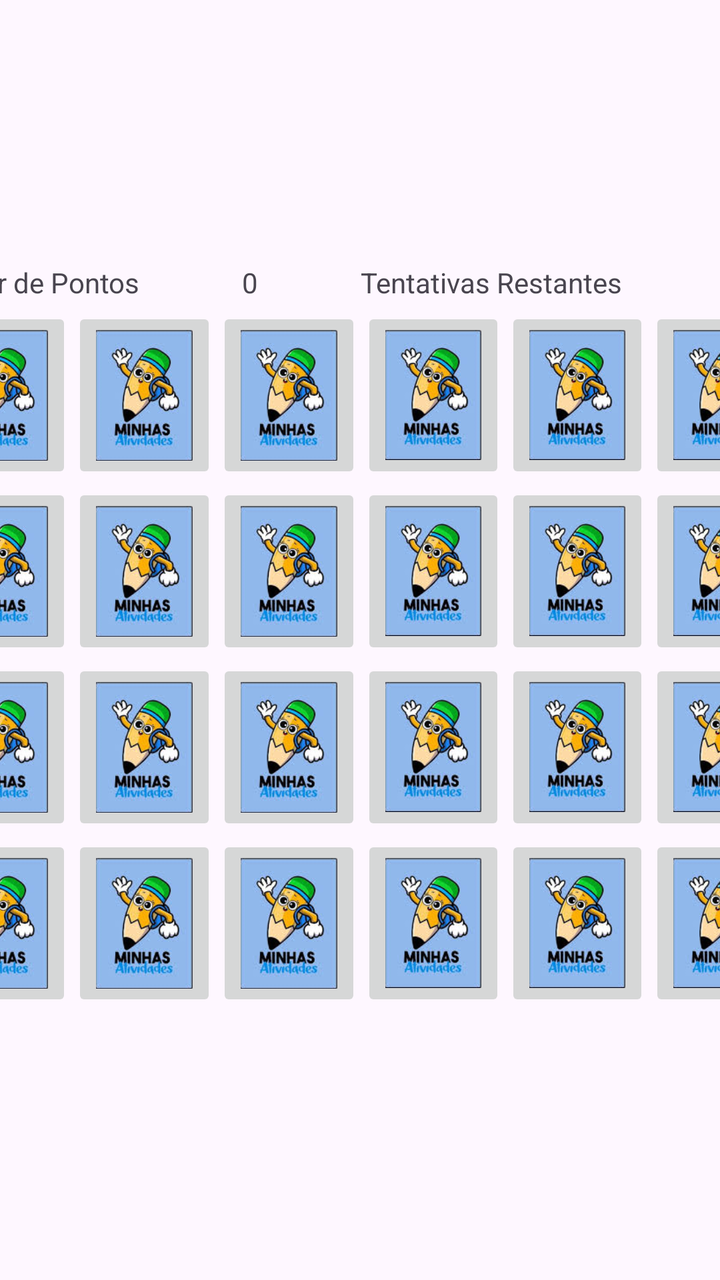
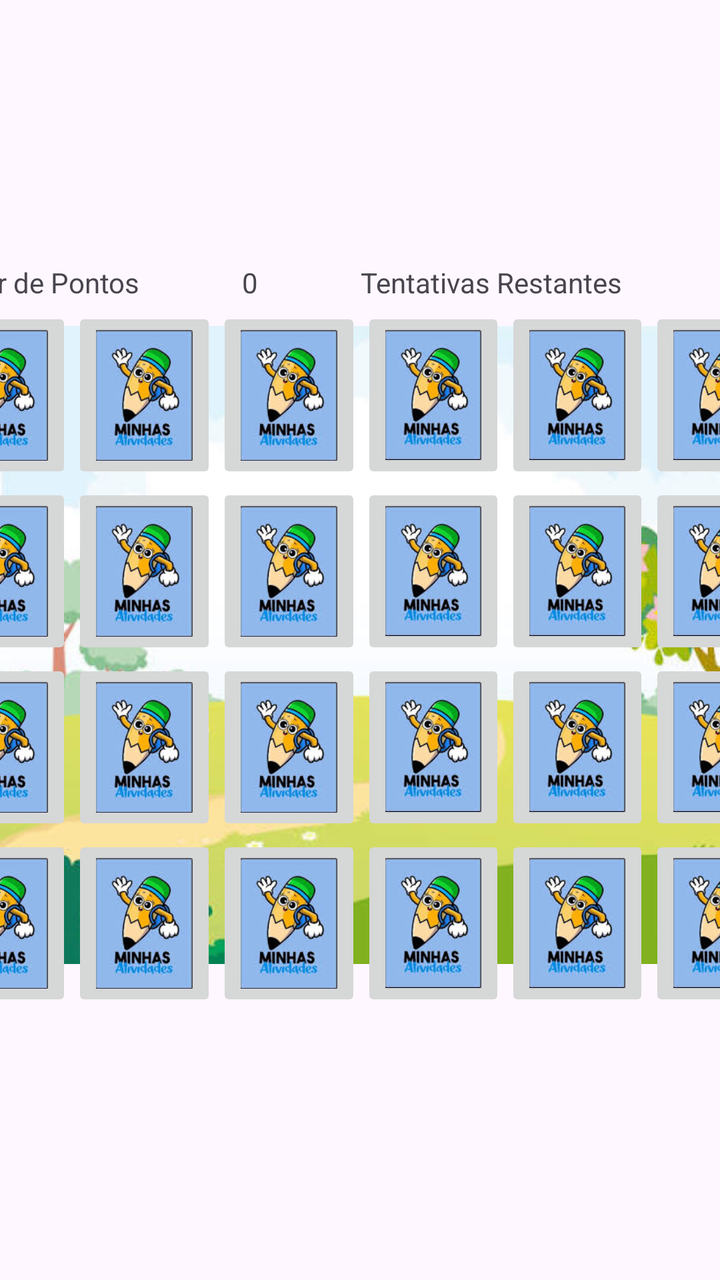

The first picture is an Android layout as it rendered before a commit; the second is the same layout after the commit. The layout source and the unified diff follow.
<!-- AndroidManifest.xml: application theme Theme.Atividade_bimestral -->
<!-- res/layout/activity_tela_de_jogo.xml -->
<?xml version="1.0" encoding="utf-8"?>
<androidx.constraintlayout.widget.ConstraintLayout xmlns:android="http://schemas.android.com/apk/res/android"
    xmlns:app="http://schemas.android.com/apk/res-auto"
    xmlns:tools="http://schemas.android.com/tools"
    android:id="@+id/main"
    android:layout_width="match_parent"
    android:layout_height="match_parent"
    tools:context=".tela_de_jogo">

    <FrameLayout
        android:layout_width="match_parent"
        android:layout_height="match_parent">

        <LinearLayout
            android:layout_width="433dp"
            android:layout_height="376dp"
            android:layout_gravity="center"
            android:gravity="center"
            android:orientation="vertical">

            <LinearLayout
                android:layout_width="match_parent"
                android:layout_height="19dp"
                android:orientation="horizontal"
                app:layout_constraintEnd_toEndOf="parent"
                app:layout_constraintStart_toStartOf="parent">

                <LinearLayout
                    android:layout_width="match_parent"
                    android:layout_height="match_parent"
                    android:layout_weight="1"
                    android:orientation="horizontal">

                    <TextView
                        android:id="@+id/textView3"
                        android:layout_width="wrap_content"
                        android:layout_height="wrap_content"
                        android:layout_weight="1"
                        android:text="Placar de Pontos" />

                    <TextView
                        android:id="@+id/textView9"
                        android:layout_width="wrap_content"
                        android:layout_height="wrap_content"
                        android:layout_weight="1"
                        android:text="0" />
                </LinearLayout>

                <LinearLayout
                    android:layout_width="match_parent"
                    android:layout_height="match_parent"
                    android:layout_weight="1"
                    android:orientation="horizontal">

                    <TextView
                        android:id="@+id/textView4"
                        android:layout_width="wrap_content"
                        android:layout_height="wrap_content"
                        android:layout_weight="1"
                        android:text="Tentativas Restantes" />

                    <TextView
                        android:id="@+id/textView10"
                        android:layout_width="wrap_content"
                        android:layout_height="wrap_content"
                        android:layout_weight="1"
                        android:text="0"
                        android:textAlignment="textEnd" />
                </LinearLayout>
            </LinearLayout>

            <LinearLayout
                android:layout_width="433dp"
                android:layout_height="358dp"
                android:layout_gravity="center"
                android:gravity="center"
                android:orientation="vertical">

                <LinearLayout
                    android:layout_width="match_parent"
                    android:layout_height="88dp"
                    android:orientation="horizontal">

                    <ImageButton
                        android:id="@+id/imageButton1"
                        android:layout_width="wrap_content"
                        android:layout_height="wrap_content"
                        android:layout_weight="1"
                        android:scaleType="centerInside"
                        app:srcCompat="@drawable/cartadecosta" />

                    <ImageButton
                        android:id="@+id/imageButton2"
                        android:layout_width="wrap_content"
                        android:layout_height="wrap_content"
                        android:layout_weight="1"
                        android:scaleType="centerInside"
                        app:srcCompat="@drawable/cartadecosta" />

                    <ImageButton
                        android:id="@+id/imageButton3"
                        android:layout_width="wrap_content"
                        android:layout_height="wrap_content"
                        android:layout_weight="1"
                        android:scaleType="centerInside"
                        app:srcCompat="@drawable/cartadecosta" />

                    <ImageButton
                        android:id="@+id/imageButton4"
                        android:layout_width="wrap_content"
                        android:layout_height="wrap_content"
                        android:layout_weight="1"
                        android:scaleType="centerInside"
                        app:srcCompat="@drawable/cartadecosta" />

                    <ImageButton
                        android:id="@+id/imageButton5"
                        android:layout_width="wrap_content"
                        android:layout_height="wrap_content"
                        android:layout_weight="1"
                        android:scaleType="centerInside"
                        app:srcCompat="@drawable/cartadecosta" />

                    <ImageButton
                        android:id="@+id/imageButton6"
                        android:layout_width="wrap_content"
                        android:layout_height="wrap_content"
                        android:layout_weight="1"
                        android:scaleType="centerInside"
                        app:srcCompat="@drawable/cartadecosta" />
                </LinearLayout>

                <LinearLayout
                    android:layout_width="match_parent"
                    android:layout_height="88dp"
                    android:orientation="horizontal">

                    <ImageButton
                        android:id="@+id/imageButton13"
                        android:layout_width="wrap_content"
                        android:layout_height="wrap_content"
                        android:layout_weight="1"
                        android:scaleType="centerInside"
                        app:srcCompat="@drawable/cartadecosta" />

                    <ImageButton
                        android:id="@+id/imageButton14"
                        android:layout_width="wrap_content"
                        android:layout_height="wrap_content"
                        android:layout_weight="1"
                        android:scaleType="centerInside"
                        app:srcCompat="@drawable/cartadecosta" />

                    <ImageButton
                        android:id="@+id/imageButton15"
                        android:layout_width="wrap_content"
                        android:layout_height="wrap_content"
                        android:layout_weight="1"
                        android:scaleType="centerInside"
                        app:srcCompat="@drawable/cartadecosta" />

                    <ImageButton
                        android:id="@+id/imageButton16"
                        android:layout_width="wrap_content"
                        android:layout_height="wrap_content"
                        android:layout_weight="1"
                        android:scaleType="centerInside"
                        app:srcCompat="@drawable/cartadecosta" />

                    <ImageButton
                        android:id="@+id/imageButton17"
                        android:layout_width="wrap_content"
                        android:layout_height="wrap_content"
                        android:layout_weight="1"
                        android:scaleType="centerInside"
                        app:srcCompat="@drawable/cartadecosta" />

                    <ImageButton
                        android:id="@+id/imageButton18"
                        android:layout_width="wrap_content"
                        android:layout_height="wrap_content"
                        android:layout_weight="1"
                        android:scaleType="centerInside"
                        app:srcCompat="@drawable/cartadecosta" />
                </LinearLayout>

                <LinearLayout
                    android:layout_width="match_parent"
                    android:layout_height="88dp"
                    android:orientation="horizontal">

                    <ImageButton
                        android:id="@+id/imageButton19"
                        android:layout_width="wrap_content"
                        android:layout_height="wrap_content"
                        android:layout_weight="1"
                        android:scaleType="centerInside"
                        app:srcCompat="@drawable/cartadecosta" />

                    <ImageButton
                        android:id="@+id/imageButton20"
                        android:layout_width="wrap_content"
                        android:layout_height="wrap_content"
                        android:layout_weight="1"
                        android:scaleType="centerInside"
                        app:srcCompat="@drawable/cartadecosta" />

                    <ImageButton
                        android:id="@+id/imageButton21"
                        android:layout_width="wrap_content"
                        android:layout_height="wrap_content"
                        android:layout_weight="1"
                        android:scaleType="centerInside"
                        app:srcCompat="@drawable/cartadecosta" />

                    <ImageButton
                        android:id="@+id/imageButton22"
                        android:layout_width="wrap_content"
                        android:layout_height="wrap_content"
                        android:layout_weight="1"
                        android:scaleType="centerInside"
                        app:srcCompat="@drawable/cartadecosta" />

                    <ImageButton
                        android:id="@+id/imageButton23"
                        android:layout_width="wrap_content"
                        android:layout_height="wrap_content"
                        android:layout_weight="1"
                        android:scaleType="centerInside"
                        app:srcCompat="@drawable/cartadecosta" />

                    <ImageButton
                        android:id="@+id/imageButton24"
                        android:layout_width="wrap_content"
                        android:layout_height="wrap_content"
                        android:layout_weight="1"
                        android:scaleType="centerInside"
                        app:srcCompat="@drawable/cartadecosta" />
                </LinearLayout>

                <LinearLayout
                    android:layout_width="match_parent"
                    android:layout_height="88dp"
                    android:orientation="horizontal">

                    <ImageButton
                        android:id="@+id/imageButton25"
                        android:layout_width="wrap_content"
                        android:layout_height="wrap_content"
                        android:layout_weight="1"
                        android:scaleType="centerInside"
                        app:srcCompat="@drawable/cartadecosta" />

                    <ImageButton
                        android:id="@+id/imageButton26"
                        android:layout_width="wrap_content"
                        android:layout_height="wrap_content"
                        android:layout_weight="1"
                        android:scaleType="centerInside"
                        app:srcCompat="@drawable/cartadecosta" />

                    <ImageButton
                        android:id="@+id/imageButton27"
                        android:layout_width="wrap_content"
                        android:layout_height="wrap_content"
                        android:layout_weight="1"
                        android:scaleType="centerInside"
                        app:srcCompat="@drawable/cartadecosta" />

                    <ImageButton
                        android:id="@+id/imageButton28"
                        android:layout_width="wrap_content"
                        android:layout_height="wrap_content"
                        android:layout_weight="1"
                        android:scaleType="centerInside"
                        app:srcCompat="@drawable/cartadecosta" />

                    <ImageButton
                        android:id="@+id/imageButton29"
                        android:layout_width="wrap_content"
                        android:layout_height="wrap_content"
                        android:layout_weight="1"
                        android:scaleType="centerInside"
                        app:srcCompat="@drawable/cartadecosta" />

                    <ImageButton
                        android:id="@+id/imageButton30"
                        android:layout_width="wrap_content"
                        android:layout_height="wrap_content"
                        android:layout_weight="1"
                        android:scaleType="centerInside"
                        app:srcCompat="@drawable/cartadecosta" />
                </LinearLayout>
            </LinearLayout>

        </LinearLayout>

    </FrameLayout>

</androidx.constraintlayout.widget.ConstraintLayout>
<!-- resources referenced by this layout -->
<resources>
  <!-- drawable cartadecosta: png bitmap (drawable, 27552 bytes) -->
  <style name="Theme.Atividade_bimestral" parent="Base.Theme.Atividade_bimestral" />
  <style name="Base.Theme.Atividade_bimestral" parent="Theme.Material3.DayNight.NoActionBar">
          
          
      </style>
</resources>

<!-- the commit's change to res/layout/activity_tela_de_jogo.xml (unified diff, before → after) -->
@@ -5,11 +5,18 @@
     android:id="@+id/main"
     android:layout_width="match_parent"
     android:layout_height="match_parent"
+    android:orientation="horizontal"
     tools:context=".tela_de_jogo">
 
     <FrameLayout
         android:layout_width="match_parent"
         android:layout_height="match_parent">
+
+        <ImageView
+            android:id="@+id/imageView3"
+            android:layout_width="match_parent"
+            android:layout_height="645dp"
+            app:srcCompat="@drawable/vegetacao" />
 
         <LinearLayout
             android:layout_width="433dp"
@@ -82,47 +89,47 @@
                     android:orientation="horizontal">
 
                     <ImageButton
-                        android:id="@+id/imageButton1"
-                        android:layout_width="wrap_content"
-                        android:layout_height="wrap_content"
-                        android:layout_weight="1"
-                        android:scaleType="centerInside"
-                        app:srcCompat="@drawable/cartadecosta" />
-
-                    <ImageButton
-                        android:id="@+id/imageButton2"
-                        android:layout_width="wrap_content"
-                        android:layout_height="wrap_content"
-                        android:layout_weight="1"
-                        android:scaleType="centerInside"
-                        app:srcCompat="@drawable/cartadecosta" />
-
-                    <ImageButton
-                        android:id="@+id/imageButton3"
-                        android:layout_width="wrap_content"
-                        android:layout_height="wrap_content"
-                        android:layout_weight="1"
-                        android:scaleType="centerInside"
-                        app:srcCompat="@drawable/cartadecosta" />
-
-                    <ImageButton
-                        android:id="@+id/imageButton4"
-                        android:layout_width="wrap_content"
-                        android:layout_height="wrap_content"
-                        android:layout_weight="1"
-                        android:scaleType="centerInside"
-                        app:srcCompat="@drawable/cartadecosta" />
-
-                    <ImageButton
-                        android:id="@+id/imageButton5"
-                        android:layout_width="wrap_content"
-                        android:layout_height="wrap_content"
-                        android:layout_weight="1"
-                        android:scaleType="centerInside"
-                        app:srcCompat="@drawable/cartadecosta" />
-
-                    <ImageButton
-                        android:id="@+id/imageButton6"
+                        android:id="@+id/btn_00"
+                        android:layout_width="wrap_content"
+                        android:layout_height="wrap_content"
+                        android:layout_weight="1"
+                        android:scaleType="centerInside"
+                        app:srcCompat="@drawable/cartadecosta" />
+
+                    <ImageButton
+                        android:id="@+id/btn_01"
+                        android:layout_width="wrap_content"
+                        android:layout_height="wrap_content"
+                        android:layout_weight="1"
+                        android:scaleType="centerInside"
+                        app:srcCompat="@drawable/cartadecosta" />
+
+                    <ImageButton
+                        android:id="@+id/btn_02"
+                        android:layout_width="wrap_content"
+                        android:layout_height="wrap_content"
+                        android:layout_weight="1"
+                        android:scaleType="centerInside"
+                        app:srcCompat="@drawable/cartadecosta" />
+
+                    <ImageButton
+                        android:id="@+id/btn_03"
+                        android:layout_width="wrap_content"
+                        android:layout_height="wrap_content"
+                        android:layout_weight="1"
+                        android:scaleType="centerInside"
+                        app:srcCompat="@drawable/cartadecosta" />
+
+                    <ImageButton
+                        android:id="@+id/btn_04"
+                        android:layout_width="wrap_content"
+                        android:layout_height="wrap_content"
+                        android:layout_weight="1"
+                        android:scaleType="centerInside"
+                        app:srcCompat="@drawable/cartadecosta" />
+
+                    <ImageButton
+                        android:id="@+id/btn_05"
                         android:layout_width="wrap_content"
                         android:layout_height="wrap_content"
                         android:layout_weight="1"
@@ -136,52 +143,53 @@
                     android:orientation="horizontal">
 
                     <ImageButton
-                        android:id="@+id/imageButton13"
-                        android:layout_width="wrap_content"
-                        android:layout_height="wrap_content"
-                        android:layout_weight="1"
-                        android:scaleType="centerInside"
-                        app:srcCompat="@drawable/cartadecosta" />
-
-                    <ImageButton
-                        android:id="@+id/imageButton14"
-                        android:layout_width="wrap_content"
-                        android:layout_height="wrap_content"
-                        android:layout_weight="1"
-                        android:scaleType="centerInside"
-                        app:srcCompat="@drawable/cartadecosta" />
-
-                    <ImageButton
-                        android:id="@+id/imageButton15"
-                        android:layout_width="wrap_content"
-                        android:layout_height="wrap_content"
-                        android:layout_weight="1"
-                        android:scaleType="centerInside"
-                        app:srcCompat="@drawable/cartadecosta" />
-
-                    <ImageButton
-                        android:id="@+id/imageButton16"
-                        android:layout_width="wrap_content"
-                        android:layout_height="wrap_content"
-                        android:layout_weight="1"
-                        android:scaleType="centerInside"
-                        app:srcCompat="@drawable/cartadecosta" />
-
-                    <ImageButton
-                        android:id="@+id/imageButton17"
-                        android:layout_width="wrap_content"
-                        android:layout_height="wrap_content"
-                        android:layout_weight="1"
-                        android:scaleType="centerInside"
-                        app:srcCompat="@drawable/cartadecosta" />
-
-                    <ImageButton
-                        android:id="@+id/imageButton18"
-                        android:layout_width="wrap_content"
-                        android:layout_height="wrap_content"
-                        android:layout_weight="1"
-                        android:scaleType="centerInside"
-                        app:srcCompat="@drawable/cartadecosta" />
+                        android:id="@+id/btn_10"
+                        android:layout_width="wrap_content"
+                        android:layout_height="wrap_content"
+                        android:layout_weight="1"
+                        android:scaleType="centerInside"
+                        app:srcCompat="@drawable/cartadecosta" />
+
+                    <ImageButton
+                        android:id="@+id/btn_11"
+                        android:layout_width="wrap_content"
+                        android:layout_height="wrap_content"
+                        android:layout_weight="1"
+                        android:scaleType="centerInside"
+                        app:srcCompat="@drawable/cartadecosta" />
+
+                    <ImageButton
+                        android:id="@+id/btn_12"
+                        android:layout_width="wrap_content"
+                        android:layout_height="wrap_content"
+                        android:layout_weight="1"
+                        android:scaleType="centerInside"
+                        app:srcCompat="@drawable/cartadecosta" />
+
+                    <ImageButton
+                        android:id="@+id/btn_13"
+                        android:layout_width="wrap_content"
+                        android:layout_height="wrap_content"
+                        android:layout_weight="1"
+                        android:scaleType="centerInside"
+                        app:srcCompat="@drawable/cartadecosta" />
+
+                    <ImageButton
+                        android:id="@+id/btn_14"
+                        android:layout_width="wrap_content"
+                        android:layout_height="wrap_content"
+                        android:layout_weight="1"
+                        android:scaleType="centerInside"
+                        app:srcCompat="@drawable/cartadecosta" />
+
+                    <ImageButton
+                        android:id="@+id/btn_15"
+                        android:layout_width="wrap_content"
+                        android:layout_height="wrap_content"
+                        android:layout_weight="1"
+                        android:scaleType="centerInside"
+                        app:srcCompat="@drawable/cartadecosta" />
+
                 </LinearLayout>
 
                 <LinearLayout
@@ -190,47 +198,47 @@
                     android:orientation="horizontal">
 
                     <ImageButton
-                        android:id="@+id/imageButton19"
-                        android:layout_width="wrap_content"
-                        android:layout_height="wrap_content"
-                        android:layout_weight="1"
-                        android:scaleType="centerInside"
-                        app:srcCompat="@drawable/cartadecosta" />
-
-                    <ImageButton
-                        android:id="@+id/imageButton20"
-                        android:layout_width="wrap_content"
-                        android:layout_height="wrap_content"
-                        android:layout_weight="1"
-                        android:scaleType="centerInside"
-                        app:srcCompat="@drawable/cartadecosta" />
-
-                    <ImageButton
-                        android:id="@+id/imageButton21"
-                        android:layout_width="wrap_content"
-                        android:layout_height="wrap_content"
-                        android:layout_weight="1"
-                        android:scaleType="centerInside"
-                        app:srcCompat="@drawable/cartadecosta" />
-
-                    <ImageButton
-                        android:id="@+id/imageButton22"
-                        android:layout_width="wrap_content"
-                        android:layout_height="wrap_content"
-                        android:layout_weight="1"
-                        android:scaleType="centerInside"
-                        app:srcCompat="@drawable/cartadecosta" />
-
-                    <ImageButton
-                        android:id="@+id/imageButton23"
-                        android:layout_width="wrap_content"
-                        android:layout_height="wrap_content"
-                        android:layout_weight="1"
-                        android:scaleType="centerInside"
-                        app:srcCompat="@drawable/cartadecosta" />
-
-                    <ImageButton
-                        android:id="@+id/imageButton24"
+                        android:id="@+id/btn_20"
+                        android:layout_width="wrap_content"
+                        android:layout_height="wrap_content"
+                        android:layout_weight="1"
+                        android:scaleType="centerInside"
+                        app:srcCompat="@drawable/cartadecosta" />
+
+                    <ImageButton
+                        android:id="@+id/btn_21"
+                        android:layout_width="wrap_content"
+                        android:layout_height="wrap_content"
+                        android:layout_weight="1"
+                        android:scaleType="centerInside"
+                        app:srcCompat="@drawable/cartadecosta" />
+
+                    <ImageButton
+                        android:id="@+id/btn_22"
+                        android:layout_width="wrap_content"
+                        android:layout_height="wrap_content"
+                        android:layout_weight="1"
+                        android:scaleType="centerInside"
+                        app:srcCompat="@drawable/cartadecosta" />
+
+                    <ImageButton
+                        android:id="@+id/btn_23"
+                        android:layout_width="wrap_content"
+                        android:layout_height="wrap_content"
+                        android:layout_weight="1"
+                        android:scaleType="centerInside"
+                        app:srcCompat="@drawable/cartadecosta" />
+
+                    <ImageButton
+                        android:id="@+id/btn_24"
+                        android:layout_width="wrap_content"
+                        android:layout_height="wrap_content"
+                        android:layout_weight="1"
+                        android:scaleType="centerInside"
+                        app:srcCompat="@drawable/cartadecosta" />
+
+                    <ImageButton
+                        android:id="@+id/btn_25"
                         android:layout_width="wrap_content"
                         android:layout_height="wrap_content"
                         android:layout_weight="1"
@@ -244,47 +252,47 @@
                     android:orientation="horizontal">
 
                     <ImageButton
-                        android:id="@+id/imageButton25"
-                        android:layout_width="wrap_content"
-                        android:layout_height="wrap_content"
-                        android:layout_weight="1"
-                        android:scaleType="centerInside"
-                        app:srcCompat="@drawable/cartadecosta" />
-
-                    <ImageButton
-                        android:id="@+id/imageButton26"
-                        android:layout_width="wrap_content"
-                        android:layout_height="wrap_content"
-                        android:layout_weight="1"
-                        android:scaleType="centerInside"
-                        app:srcCompat="@drawable/cartadecosta" />
-
-                    <ImageButton
-                        android:id="@+id/imageButton27"
-                        android:layout_width="wrap_content"
-                        android:layout_height="wrap_content"
-                        android:layout_weight="1"
-                        android:scaleType="centerInside"
-                        app:srcCompat="@drawable/cartadecosta" />
-
-                    <ImageButton
-                        android:id="@+id/imageButton28"
-                        android:layout_width="wrap_content"
-                        android:layout_height="wrap_content"
-                        android:layout_weight="1"
-                        android:scaleType="centerInside"
-                        app:srcCompat="@drawable/cartadecosta" />
-
-                    <ImageButton
-                        android:id="@+id/imageButton29"
-                        android:layout_width="wrap_content"
-                        android:layout_height="wrap_content"
-                        android:layout_weight="1"
-                        android:scaleType="centerInside"
-                        app:srcCompat="@drawable/cartadecosta" />
-
-                    <ImageButton
-                        android:id="@+id/imageButton30"
+                        android:id="@+id/btn_30"
+                        android:layout_width="wrap_content"
+                        android:layout_height="wrap_content"
+                        android:layout_weight="1"
+                        android:scaleType="centerInside"
+                        app:srcCompat="@drawable/cartadecosta" />
+
+                    <ImageButton
+                        android:id="@+id/btn_31"
+                        android:layout_width="wrap_content"
+                        android:layout_height="wrap_content"
+                        android:layout_weight="1"
+                        android:scaleType="centerInside"
+                        app:srcCompat="@drawable/cartadecosta" />
+
+                    <ImageButton
+                        android:id="@+id/btn_32"
+                        android:layout_width="wrap_content"
+                        android:layout_height="wrap_content"
+                        android:layout_weight="1"
+                        android:scaleType="centerInside"
+                        app:srcCompat="@drawable/cartadecosta" />
+
+                    <ImageButton
+                        android:id="@+id/btn_33"
+                        android:layout_width="wrap_content"
+                        android:layout_height="wrap_content"
+                        android:layout_weight="1"
+                        android:scaleType="centerInside"
+                        app:srcCompat="@drawable/cartadecosta" />
+
+                    <ImageButton
+                        android:id="@+id/btn_34"
+                        android:layout_width="wrap_content"
+                        android:layout_height="wrap_content"
+                        android:layout_weight="1"
+                        android:scaleType="centerInside"
+                        app:srcCompat="@drawable/cartadecosta" />
+
+                    <ImageButton
+                        android:id="@+id/btn_35"
                         android:layout_width="wrap_content"
                         android:layout_height="wrap_content"
                         android:layout_weight="1"
<!-- resource entries referenced after the edit -->
@@ -1,6 +1,7 @@
 <!-- resources referenced by this layout -->
 <resources>
   <!-- drawable cartadecosta: png bitmap (drawable, 27552 bytes) -->
+  <!-- drawable vegetacao: png bitmap (drawable, 120614 bytes) -->
   <style name="Theme.Atividade_bimestral" parent="Base.Theme.Atividade_bimestral" />
   <style name="Base.Theme.Atividade_bimestral" parent="Theme.Material3.DayNight.NoActionBar">
           
